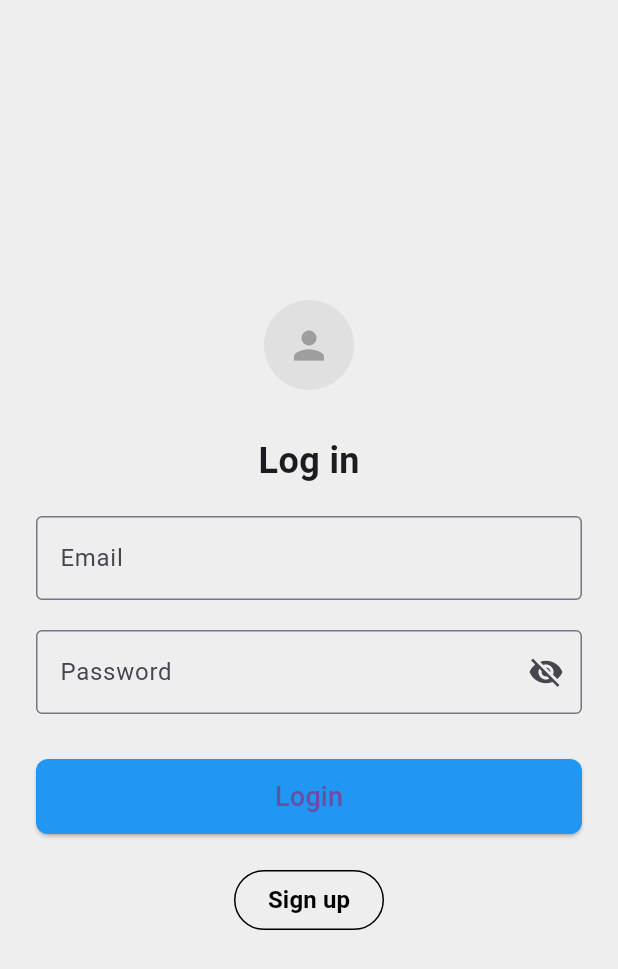
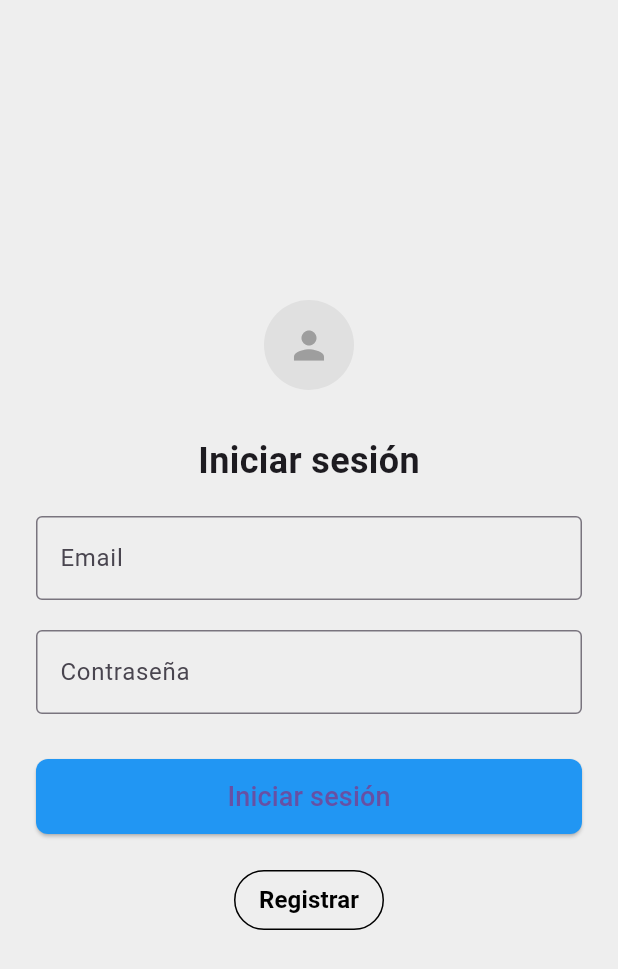
Before and after one commit to jehnson15/loginapp, a Flutter app: the screen it shows after launch, on a phone screen of 412 x 824 dp. Shown: the top 969 px of the screen. Run offline on Flutter 3.47's test engine with Material 3 defaults, Android fonts, the phone set to English and light mode, and no system bars.

```diff
--- a/lib/main.dart
+++ b/lib/main.dart
@@ -1,4 +1,5 @@
 import 'package:flutter/material.dart';
+import 'screens/login_screen.dart';
 
 void main() {
   runApp(MyApp());
@@ -13,100 +14,3 @@ class MyApp extends StatelessWidget {
     );
   }
 }
-
-class LoginScreen extends StatefulWidget {
-  @override
-  _LoginScreenState createState() => _LoginScreenState();
-}
-
-class _LoginScreenState extends State<LoginScreen> {
-  bool _isPasswordVisible = false;
-
-  @override
-  Widget build(BuildContext context) {
-    return Scaffold(
-      backgroundColor: Colors.grey[200],
-      body: Center(
-        child: Padding(
-          padding: const EdgeInsets.all(24.0),
-          child: Column(
-            mainAxisAlignment: MainAxisAlignment.center,
-            mainAxisSize: MainAxisSize.min,
-            children: [
-              CircleAvatar(
-                radius: 30,
-                backgroundColor: Colors.grey[300],
-                child: Icon(Icons.person, size: 30, color: Colors.grey[500]),
-              ),
-              SizedBox(height: 30),
-              Text(
-                'Log in',
-                style: TextStyle(fontSize: 24, fontWeight: FontWeight.bold),
-              ),
-              SizedBox(height: 20),
-              TextField(
-                decoration: InputDecoration(
-                  labelText: 'Email',
-                  hintText: 'Ingrese su email',
-                  border: OutlineInputBorder(),
-                ),
-              ),
-              SizedBox(height: 20),
-              TextField(
-                obscureText: !_isPasswordVisible,
-                decoration: InputDecoration(
-                  labelText: 'Password',
-                  hintText: 'Ingrese su contraseña',
-                  border: OutlineInputBorder(),
-                  suffixIcon: IconButton(
-                    icon: Icon(
-                      _isPasswordVisible
-                          ? Icons.visibility
-                          : Icons.visibility_off,
-                    ),
-                    onPressed: () {
-                      setState(() {
-                        _isPasswordVisible = !_isPasswordVisible;
-                      });
-                    },
-                  ),
-                ),
-              ),
-              SizedBox(height: 30),
-              ElevatedButton(
-                onPressed: () {},
-                style: ElevatedButton.styleFrom(
-                  minimumSize: Size(double.infinity, 50),
-                  shape: RoundedRectangleBorder(
-                    borderRadius: BorderRadius.circular(8),
-                  ),
-                  backgroundColor: Colors.blue,
-                ),
-                child: Text(
-                  'Login',
-                  style: TextStyle(fontSize: 18),
-                ),
-              ),
-              SizedBox(height: 20),
-              TextButton(
-                onPressed: () {},
-                child: Text(
-                  'Sign up',
-                  style: TextStyle(fontSize: 16, fontWeight: FontWeight.bold),
-                ),
-                style: TextButton.styleFrom(
-                  foregroundColor: Colors.black,
-                  minimumSize: Size(100, 40),
-                  shape: RoundedRectangleBorder(
-                    borderRadius: BorderRadius.circular(20),
-                    side: BorderSide(color: Colors.black),
-                  ),
-                ),
-              ),
-            ],
-          ),
-        ),
-      ),
-    );
-  }
-}
--- /dev/null
+++ b/lib/screens/login_screen.dart
@@ -0,0 +1,85 @@
+import 'package:flutter/material.dart';
+import 'register_screen.dart';
+
+class LoginScreen extends StatelessWidget {
+  @override
+  Widget build(BuildContext context) {
+    return Scaffold(
+      backgroundColor: Colors.grey[200],
+      body: Center(
+        child: Padding(
+          padding: const EdgeInsets.all(24.0),
+          child: Column(
+            mainAxisAlignment: MainAxisAlignment.center,
+            mainAxisSize: MainAxisSize.min,
+            children: [
+              CircleAvatar(
+                radius: 30,
+                backgroundColor: Colors.grey[300],
+                child: Icon(Icons.person, size: 30, color: Colors.grey[500]),
+              ),
+              SizedBox(height: 30),
+              Text(
+                'Iniciar sesión',
+                style: TextStyle(fontSize: 24, fontWeight: FontWeight.bold),
+              ),
+              SizedBox(height: 20),
+              TextField(
+                decoration: InputDecoration(
+                  labelText: 'Email',
+                  hintText: 'Ingrese su correo',
+                  border: OutlineInputBorder(),
+                ),
+              ),
+              SizedBox(height: 20),
+              TextField(
+                obscureText: true,
+                decoration: InputDecoration(
+                  labelText: 'Contraseña',
+                  hintText: 'Ingrese su contraseña',
+                  border: OutlineInputBorder(),
+                ),
+              ),
+              SizedBox(height: 30),
+              ElevatedButton(
+                onPressed: () {},
+                style: ElevatedButton.styleFrom(
+                  minimumSize: Size(double.infinity, 50),
+                  shape: RoundedRectangleBorder(
+                    borderRadius: BorderRadius.circular(8),
+                  ),
+                  backgroundColor: Colors.blue,
+                ),
+                child: Text(
+                  'Iniciar sesión',
+                  style: TextStyle(fontSize: 18),
+                ),
+              ),
+              SizedBox(height: 20),
+              TextButton(
+                onPressed: () {
+                  Navigator.push(
+                    context,
+                    MaterialPageRoute(builder: (context) => RegisterScreen()),
+                  );
+                },
+                child: Text(
+                  'Registrar',
+                  style: TextStyle(fontSize: 16, fontWeight: FontWeight.bold),
+                ),
+                style: TextButton.styleFrom(
+                  foregroundColor: Colors.black,
+                  minimumSize: Size(100, 40),
+                  shape: RoundedRectangleBorder(
+                    borderRadius: BorderRadius.circular(20),
+                    side: BorderSide(color: Colors.black),
+                  ),
+                ),
+              ),
+            ],
+          ),
+        ),
+      ),
+    );
+  }
+}
```
Also changed, not shown: lib/screens/register_screen.dart (added, +157 -0 lines).
